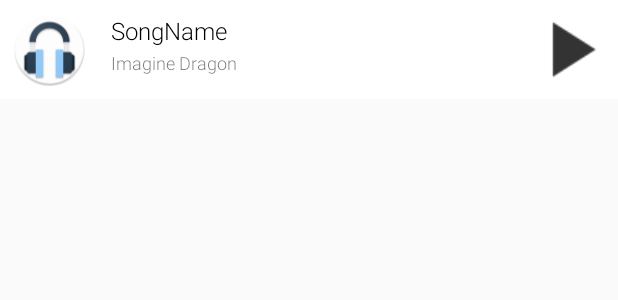
After one commit to deeps2/EdforaMusic, an Android app: the layout list_songs.xml on its own in the app's theme, with its tools: preview values and no code run, on a phone screen of 412 x 824 dp. The commit adds this screen. Shown: the top 300 px of the screen. Run offline under Robolectric (Android 15) with nearby library versions, the phone set to English and light mode, and no system bars.

Commit message:
partially implemented list view and array adapter

```diff
--- /dev/null
+++ b/app/src/main/res/layout/list_songs.xml
@@ -0,0 +1,58 @@
+<?xml version="1.0" encoding="utf-8"?>
+
+<LinearLayout
+    xmlns:android="http://schemas.android.com/apk/res/android"
+    android:layout_width="match_parent"
+    android:layout_height="wrap_content"
+    android:padding="8dp"
+    android:orientation="horizontal"
+    android:background="#FFFFFF">
+
+    <ImageView
+        android:id="@+id/cover_image"
+        android:layout_width="50dp"
+        android:layout_height="50dp"
+        android:layout_weight="0"
+        android:src="@mipmap/ic_launcher"
+        android:contentDescription="@null"
+        android:scaleType="centerCrop">
+    </ImageView>
+
+    <LinearLayout
+        android:layout_width="0dp"
+        android:layout_height="50dp"
+        android:layout_weight="1"
+        android:paddingLeft="16dp"
+        android:orientation="vertical">
+
+        <TextView
+            android:id="@+id/song_name"
+            android:layout_width="match_parent"
+            android:layout_height="25dp"
+            android:text="SongName"
+            android:textSize="16sp"
+            android:fontFamily="sans-serif-light"
+            android:textColor="#000000"
+            android:gravity="center_vertical"/>
+
+        <TextView
+            android:id="@+id/artists"
+            android:layout_width="match_parent"
+            android:layout_height="25dp"
+            android:text="Imagine Dragon"
+            android:textSize="12sp"
+            android:fontFamily="sans-serif-light" />
+
+    </LinearLayout>
+
+    <ImageView
+        android:id="@+id/play_pause"
+        android:layout_width="50dp"
+        android:layout_height="50dp"
+        android:scaleType="centerCrop"
+        android:src="@drawable/play_button"
+        android:contentDescription="@null"
+        android:layout_weight="0">
+    </ImageView>
+
+</LinearLayout>
--- a/app/src/main/res/values/colors.xml
+++ b/app/src/main/res/values/colors.xml
@@ -1,6 +1,6 @@
 <?xml version="1.0" encoding="utf-8"?>
 <resources>
-    <color name="colorPrimary">#3F51B5</color>
-    <color name="colorPrimaryDark">#303F9F</color>
+    <color name="colorPrimary">#E91E63</color>
+    <color name="colorPrimaryDark">#C2185B</color>
     <color name="colorAccent">#FF4081</color>
 </resources>
```
Also changed, not shown: app/src/main/java/com/shikhar/edforamusic/MainActivity.java (+10 -2 lines), app/src/main/java/com/shikhar/edforamusic/SongsAdapter.java (added, +28 -0 lines), app/src/main/res/layout/activity_main.xml (+9 -13 lines), app/src/main/ic_launcher-web.png (added), app/src/main/res/drawable-hdpi/play_button.png (added), app/src/main/res/drawable-mdpi/play_button.png (added), app/src/main/res/drawable-xhdpi/play_button.png (added), app/src/main/res/drawable-xxhdpi/play_button.png (added), app/src/main/res/mipmap-hdpi/ic_launcher.png, app/src/main/res/mipmap-mdpi/ic_launcher.png, app/src/main/res/mipmap-xhdpi/ic_launcher.png, app/src/main/res/mipmap-xxhdpi/ic_launcher.png, app/src/main/res/mipmap-xxxhdpi/ic_launcher.png.
